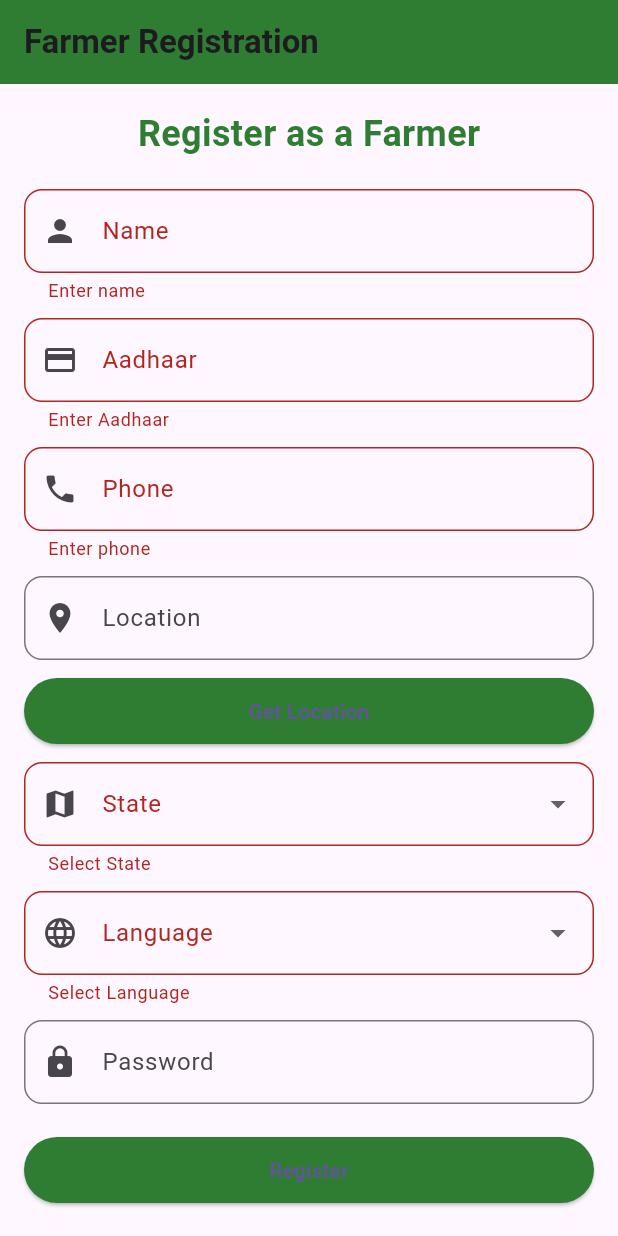
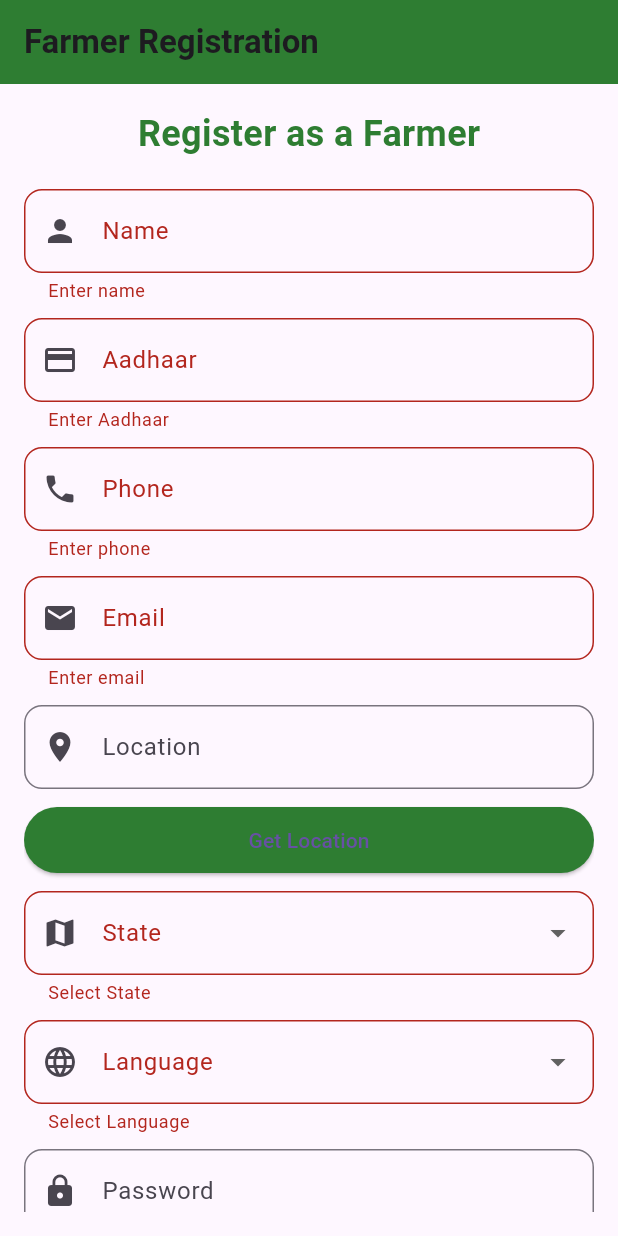
Before and after one commit to VedPrakash483/mAgriTechApp, a Flutter app: the FarmersRegister screen opened directly, after a tap on "Register", on a phone screen of 412 x 824 dp. Run offline on Flutter 3.47's test engine with Material 3 defaults, Android fonts, the phone set to English and light mode, and no system bars; our stand-ins replace animate_do, cloud_firestore, firebase_auth, firebase_core, firebase_storage, geolocator and 3 more; accounts and stored records are empty.

Commit message:
Changed some functionalities

```diff
--- a/lib/models/user_model.dart
+++ b/lib/models/user_model.dart
@@ -1,6 +1,6 @@
 class UserModel {
   final String uid;
-  final String email;
+  final String? email;
   final String name;
   final String userType; // Either 'Student' or 'Farmer'
   final String? aadhaarNumber;
@@ -13,9 +13,9 @@ class UserModel {
   // Constructor
   UserModel({
     required this.uid,
-    required this.email,
     required this.name,
     required this.userType,
+    this.email,
     this.aadhaarNumber,
     this.preferredLanguage,
     this.phone,
--- a/lib/screens/registraion_login/farmers_register.dart
+++ b/lib/screens/registraion_login/farmers_register.dart
@@ -18,6 +18,7 @@ class _FarmersRegisterState extends State<FarmersRegister> {
   final _aadhaarController = TextEditingController();
   final _phoneController = TextEditingController();
   final _locationController = TextEditingController();
+  final _emailController = TextEditingController(); // Added Email Controller
   final _passwordController = TextEditingController();
 
   bool _obscurePassword = true;
@@ -37,8 +38,7 @@ class _FarmersRegisterState extends State<FarmersRegister> {
     try {
       final position = await Geolocator.getCurrentPosition(desiredAccuracy: LocationAccuracy.high);
       setState(() {
-        _locationController.text =
-            "${position.latitude}, ${position.longitude}";
+        _locationController.text = "${position.latitude}, ${position.longitude}";
       });
       _showSnackBar('Location updated', Colors.green);
     } catch (e) {
@@ -54,19 +54,19 @@ class _FarmersRegisterState extends State<FarmersRegister> {
     if (_formKey.currentState!.validate()) {
       final newUser = UserModel(
         uid: '',
-        email: _aadhaarController.text,
+        aadhaarNumber: _aadhaarController.text,
         name: _nameController.text,
         userType: 'Farmer',
-        aadhaarNumber: _aadhaarController.text,
         preferredLanguage: _selectedLanguage,
         phone: _phoneController.text,
         location: _locationController.text,
         state: _selectedState,
+        email: _emailController.text, // Added Email to UserModel
       );
 
       try {
         final user = await FirebaseAuthService().registerUser(
-          email: newUser.email,
+          email: newUser.email!, // Use email from the UserModel
           password: _passwordController.text,
           name: newUser.name,
           userType: newUser.userType,
@@ -167,7 +167,6 @@ class _FarmersRegisterState extends State<FarmersRegister> {
           key: _formKey,
           child: ListView(
             children: [
-              // Adding a title and spacing
               Center(
                 child: Text(
                   'Register as a Farmer',
@@ -205,6 +204,15 @@ class _FarmersRegisterState extends State<FarmersRegister> {
               const SizedBox(height: 10),
 
               _buildInputField(
+                controller: _emailController, // Added Email Input Field
+                label: 'Email',
+                hint: 'Enter email',
+                icon: Icons.email,
+                validator: (value) => value?.isEmpty ?? true ? 'Enter email' : null,
+              ),
+              const SizedBox(height: 10),
+
+              _buildInputField(
                 controller: _locationController,
                 label: 'Location',
                 hint: 'Auto-filled',
@@ -217,7 +225,7 @@ class _FarmersRegisterState extends State<FarmersRegister> {
                 onPressed: _getCurrentLocation,
                 child: const Text('Get Location'),
                 style: ElevatedButton.styleFrom(
-                  backgroundColor: Colors.green[800], // Changed from primary to backgroundColor
+                  backgroundColor: Colors.green[800],
                   padding: const EdgeInsets.symmetric(vertical: 12),
                 ),
               ),
@@ -254,7 +262,7 @@ class _FarmersRegisterState extends State<FarmersRegister> {
                 onPressed: _register,
                 child: const Text('Register'),
                 style: ElevatedButton.styleFrom(
-                  backgroundColor: Colors.green[800], // Changed from primary to backgroundColor
+                  backgroundColor: Colors.green[800],
                   padding: const EdgeInsets.symmetric(vertical: 12),
                 ),
               ),
```
Also changed, not shown: lib/screens/registraion_login/students_register.dart (+16 -29 lines).
